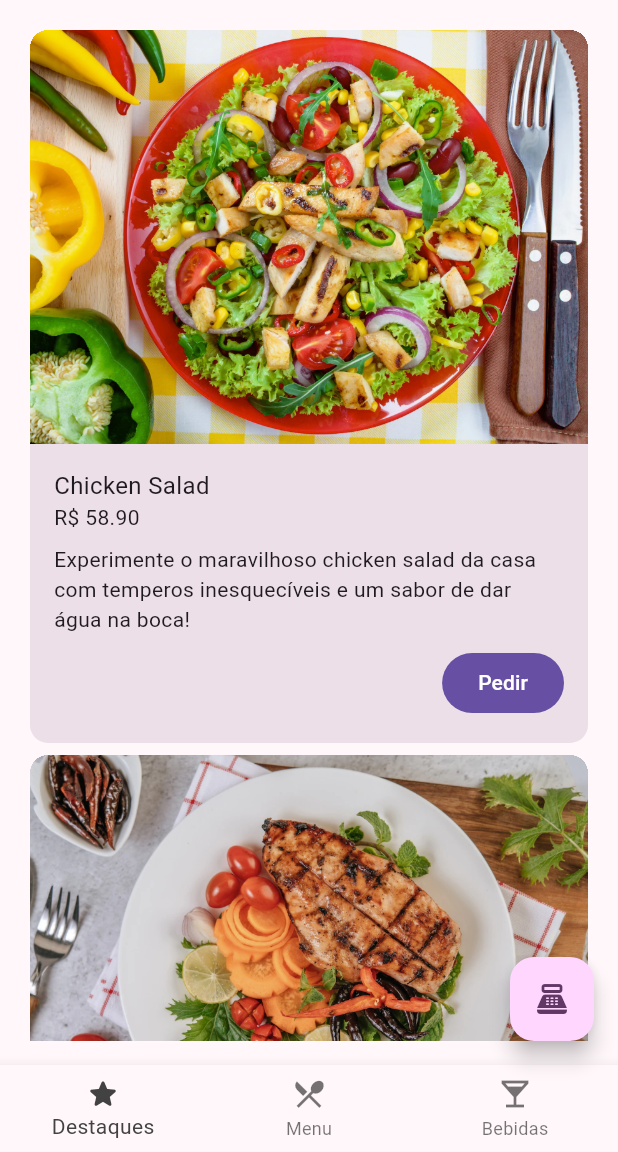
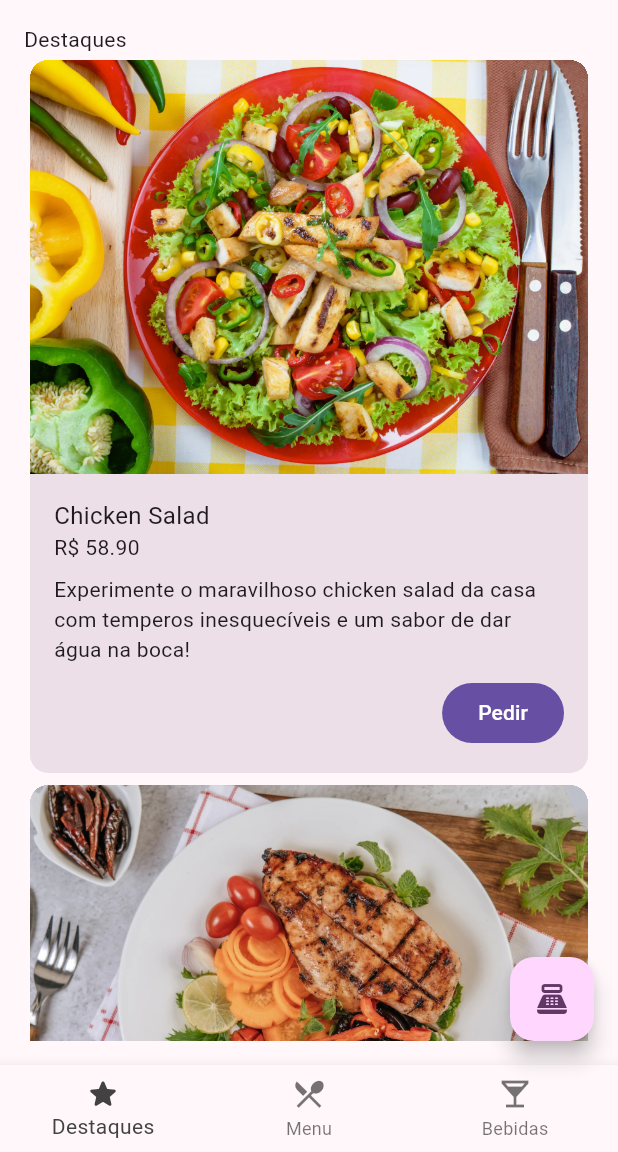
Before and after one commit to GustavoCanuto/Flutter, a Flutter app: the screen it shows after launch, on a phone screen of 412 x 824 dp, the part 84-1236 px from its top. Run offline on Flutter 3.47's test engine with Material 3 defaults, Android fonts, the light colour scheme and no system bars; our stand-ins replace google_fonts, sqflite; accounts and stored records are empty.

Commit message:
feat: usando MediaQuey e CustomScrollView com Sliver

```diff
--- a/layouts-responsivos-main/lib/screens/highlights.dart
+++ b/layouts-responsivos-main/lib/screens/highlights.dart
@@ -9,16 +9,41 @@ const Highlights({ Key? key }) : super(key: key);
   Widget build(BuildContext context){
     return Padding(
       padding: const EdgeInsets.all(16.0),
-      child: ListView.builder(
-        itemBuilder: (context, index) {
-          return HighlightItem(
-            imageURI: items[index]["image"],
-             itemTitle: items[index]["name"],
-             itemPrice: items[index]["price"],
-             itemDescription: items[index]["description"]);
-        },
-        itemCount: items.length,
+      child: CustomScrollView(
+        slivers: <Widget>  [
+          SliverToBoxAdapter(child: Text("Destaques")),
+          SliverList(delegate: SliverChildBuilderDelegate(
+            (context,index){
+              return HighlightItem(
+                imageURI: items[index]["image"],
+                itemTitle: items[index]["name"],
+                itemPrice: items[index]["price"],
+                itemDescription: items[index]["description"]
+                );
+            },
+            childCount: items.length,
+          ))
+        ],
       ),
+
+      // child: Column(
+      //   children: [
+      //     Text("Destaques"),
+      //     SizedBox(
+      //       height: MediaQuery.of(context).size.height,
+      //       child: ListView.builder(
+      //         itemBuilder: (context, index) {
+      //           return HighlightItem(
+      //             imageURI: items[index]["image"],
+      //              itemTitle: items[index]["name"],
+      //              itemPrice: items[index]["price"],
+      //              itemDescription: items[index]["description"]);
+      //         },
+      //         itemCount: items.length,
+      //       ),
+      //     ),
+      //   ],
+      // ),
     );
   }
 }
```
